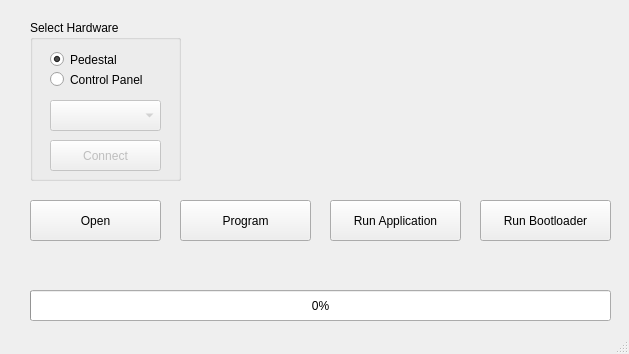
The window that mainwindow.ui (flishet/GUI-Bootloader) describes before a commit, drawn with Qt 5.
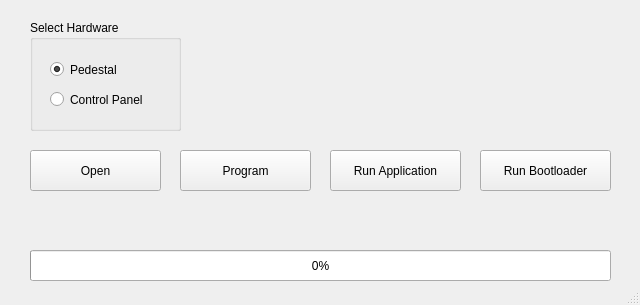
The same window after the commit.

Commit message: -combobax hazf shod -->1403/11/13

```diff
--- a/mainwindow.ui
+++ b/mainwindow.ui
@@ -6,8 +6,8 @@
    <rect>
     <x>0</x>
     <y>0</y>
-    <width>629</width>
-    <height>354</height>
+    <width>640</width>
+    <height>305</height>
    </rect>
   </property>
   <property name="sizePolicy">
@@ -24,8 +24,8 @@
   </property>
   <property name="maximumSize">
    <size>
-    <width>1000</width>
-    <height>1000</height>
+    <width>640</width>
+    <height>305</height>
    </size>
   </property>
   <property name="windowTitle">
@@ -39,7 +39,7 @@
     <property name="geometry">
      <rect>
       <x>30</x>
-      <y>290</y>
+      <y>250</y>
       <width>581</width>
       <height>31</height>
      </rect>
@@ -61,7 +61,7 @@
     <property name="geometry">
      <rect>
       <x>30</x>
-      <y>250</y>
+      <y>210</y>
       <width>581</width>
       <height>31</height>
      </rect>
@@ -77,7 +77,7 @@
     <property name="geometry">
      <rect>
       <x>30</x>
-      <y>200</y>
+      <y>150</y>
       <width>131</width>
       <height>41</height>
      </rect>
@@ -93,7 +93,7 @@
     <property name="geometry">
      <rect>
       <x>480</x>
-      <y>200</y>
+      <y>150</y>
       <width>131</width>
       <height>41</height>
      </rect>
@@ -109,7 +109,7 @@
     <property name="geometry">
      <rect>
       <x>330</x>
-      <y>200</y>
+      <y>150</y>
       <width>131</width>
       <height>41</height>
      </rect>
@@ -125,7 +125,7 @@
     <property name="geometry">
      <rect>
       <x>180</x>
-      <y>200</y>
+      <y>150</y>
       <width>131</width>
       <height>41</height>
      </rect>
@@ -143,7 +143,7 @@
       <x>340</x>
       <y>40</y>
       <width>271</width>
-      <height>131</height>
+      <height>91</height>
      </rect>
     </property>
     <property name="font">
@@ -166,30 +166,17 @@
       <x>30</x>
       <y>20</y>
       <width>151</width>
-      <height>161</height>
+      <height>111</height>
      </rect>
     </property>
     <property name="title">
      <string>Select Hardware</string>
     </property>
-    <widget class="QComboBox" name="comboBox">
-     <property name="enabled">
-      <bool>false</bool>
-     </property>
-     <property name="geometry">
-      <rect>
-       <x>20</x>
-       <y>80</y>
-       <width>111</width>
-       <height>31</height>
-      </rect>
-     </property>
-    </widget>
     <widget class="QRadioButton" name="radioButton_2">
      <property name="geometry">
       <rect>
        <x>20</x>
-       <y>50</y>
+       <y>70</y>
        <width>121</width>
        <height>19</height>
       </rect>
@@ -202,7 +189,7 @@
      <property name="geometry">
       <rect>
        <x>20</x>
-       <y>30</y>
+       <y>40</y>
        <width>84</width>
        <height>19</height>
       </rect>
@@ -214,22 +201,6 @@
       <bool>true</bool>
      </property>
     </widget>
-    <widget class="QPushButton" name="btn_open_2">
-     <property name="enabled">
-      <bool>false</bool>
-     </property>
-     <property name="geometry">
-      <rect>
-       <x>20</x>
-       <y>120</y>
-       <width>111</width>
-       <height>31</height>
-      </rect>
-     </property>
-     <property name="text">
-      <string>Connect</string>
-     </property>
-    </widget>
    </widget>
    <widget class="QLabel" name="label_3">
     <property name="geometry">
@@ -237,7 +208,7 @@
       <x>200</x>
       <y>40</y>
       <width>131</width>
-      <height>131</height>
+      <height>91</height>
      </rect>
     </property>
     <property name="font">
```
The commit also changes 2 other files.
